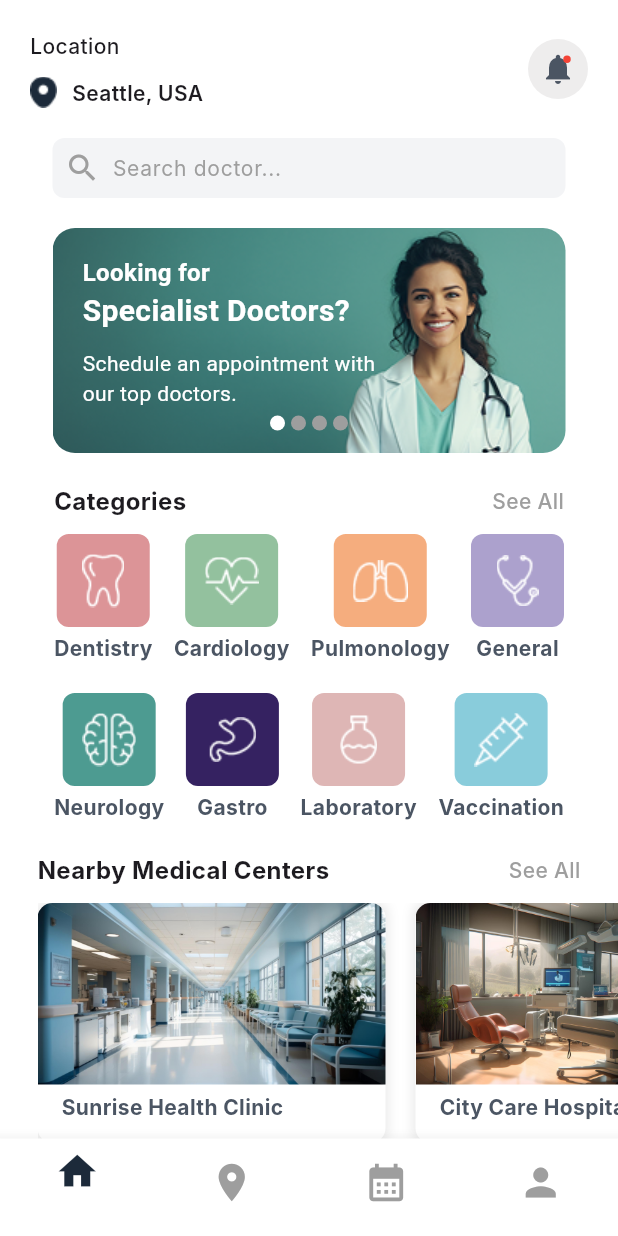
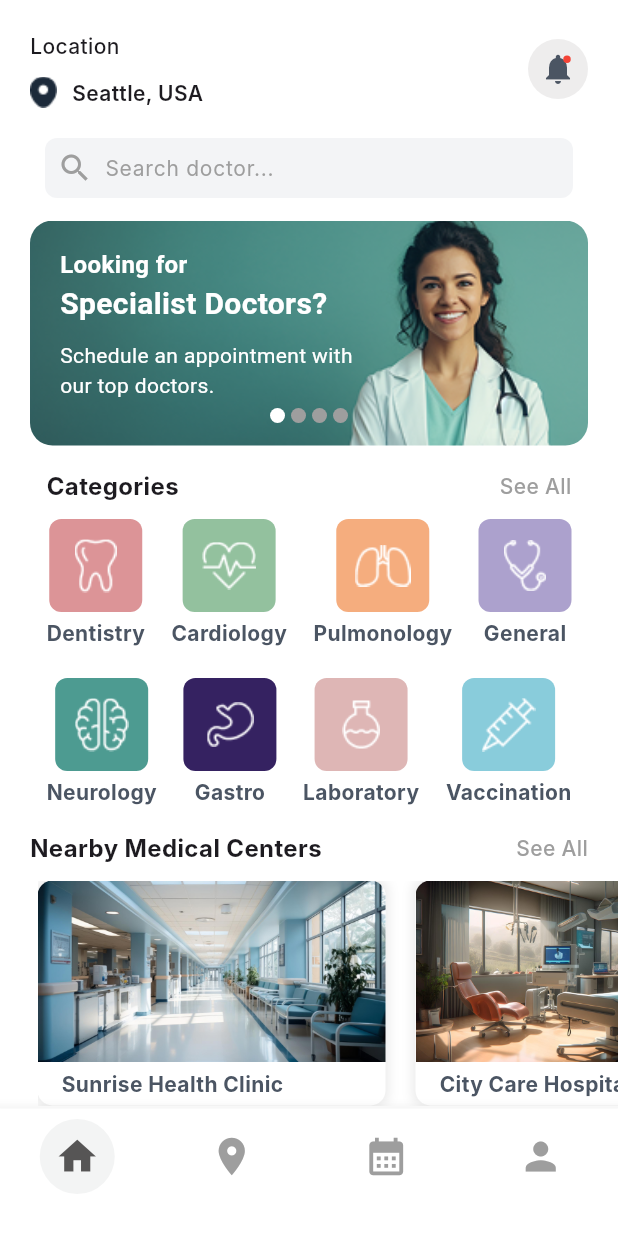
Before and after one commit to vsrooban/doctor-appointment-app, a Flutter app: the screen it shows after launch, after a tap on "Next", after a tap on "SIGN IN", on a phone screen of 412 x 824 dp. Run offline on Flutter 3.47's test engine with Material 3 defaults, Android fonts, the phone set to English and light mode, and no system bars; drawn by our look-alikes of flutter_image_slideshow; our stand-ins replace carousel_slider; Roboto replaces fonts that are missing (Inter).

Commit message:
changed the errors

```diff
--- a/lib/screen/home/home_content.dart
+++ b/lib/screen/home/home_content.dart
@@ -44,13 +44,13 @@ class _HomeContentState extends State<HomeContent> {
                 ],
               ),
               CircleAvatar(
-                backgroundColor: const Color.fromARGB(255, 238, 237, 237),
+                backgroundColor: const Color(0xFFEEEDED),
                 child: Stack(
                   children: [
                     InkWell(
                       hoverColor: Colors.transparent,
                       onTap: () {
-                        Navigator.pushReplacement(context, MaterialPageRoute(builder: (context)=>NotificationScreen()));
+                        Navigator.push(context, MaterialPageRoute(builder: (context)=>NotificationScreen()));
                       },
                       child: const Icon(
                         size: 24,
@@ -80,7 +80,7 @@ class _HomeContentState extends State<HomeContent> {
         ),
         SizedBox(
           height: 40,
-          width: 342,
+          width: 352,
           child: SearchBar(
             onTap: () {
               Navigator.pushReplacement(context, MaterialPageRoute(builder: (context)=>AllDoctorsPage()));
@@ -103,12 +103,14 @@ class _HomeContentState extends State<HomeContent> {
             leading: Icon(Icons.search, color: Colors.grey),
           ),
         ),
-        SizedBox(height: 20),
+        SizedBox(height: 15),
         HomeScreenSliderWidget(),
-        SizedBox(height: 20),
+        SizedBox(height: 15),
         HomeScreenCategoriesWidget(),
-        SizedBox(height: 20),
+        SizedBox(height: 15),
         NearbyClinicsWidget(),
+         SizedBox(height: 15),
+
 
       ],
     );
--- a/lib/screen/home/home_screen.dart
+++ b/lib/screen/home/home_screen.dart
@@ -10,6 +10,22 @@ class HomeScreen extends StatefulWidget {
 }
 
 class _HomeScreenState extends State<HomeScreen> {
+  Widget _buildNavItem(IconData icon, int index) {
+    bool isSelected = _selectedIndex == index;
+    return Container(
+      padding: EdgeInsets.all(10),
+      decoration: BoxDecoration(
+        shape: BoxShape.circle,
+        color: isSelected ? Color.fromARGB(255, 243, 244, 244) : Colors.transparent,
+      ),
+      child: Icon(
+        icon,
+        size: 30,
+        color: isSelected ? const Color.fromARGB(255, 86, 85, 85) : Colors.grey,
+      ),
+    );
+  }
+
   int _selectedIndex = 0; // Track the selected tab index
 
   // List of screens to switch between
@@ -30,30 +46,30 @@ class _HomeScreenState extends State<HomeScreen> {
   Widget build(BuildContext context) {
     return Scaffold(
       backgroundColor: Colors.white,
-      body: _screens[_selectedIndex], // Display the selected screen
+      body: _screens[_selectedIndex],
       bottomNavigationBar: BottomNavigationBar(
         backgroundColor: Colors.white,
         currentIndex: _selectedIndex,
         onTap: _onItemTapped,
-        selectedItemColor: Color(0xFF1C2A3A), // Active icon color
-        unselectedItemColor: Colors.grey, // Inactive icon color
-        showUnselectedLabels: false,
-        type: BottomNavigationBarType.fixed, // Prevent shifting effect
-        items: const [
+        selectedItemColor: Colors.white,
+        unselectedItemColor: Colors.grey,
+        showUnselectedLabels: true,
+        type: BottomNavigationBarType.fixed,
+        items: [
           BottomNavigationBarItem(
-            icon: Icon(Icons.home, size: 30),
+            icon: _buildNavItem(Icons.home, 0),
             label: "",
           ),
           BottomNavigationBarItem(
-            icon: Icon(Icons.location_on, size: 30),
+            icon: _buildNavItem(Icons.location_on, 1),
             label: "",
           ),
           BottomNavigationBarItem(
-            icon: Icon(Icons.calendar_month, size: 30),
+            icon: _buildNavItem(Icons.calendar_month, 2),
             label: "",
           ),
           BottomNavigationBarItem(
-            icon: Icon(Icons.person, size: 30),
+            icon: _buildNavItem(Icons.person, 3),
             label: "",
           ),
         ],
@@ -61,10 +77,6 @@ class _HomeScreenState extends State<HomeScreen> {
     );
   }
 }
-
-
-
-
 
 // Map Page as a StatefulWidget
 class MapPage extends StatefulWidget {
--- a/lib/screen/login/welcome_screen.dart
+++ b/lib/screen/login/welcome_screen.dart
@@ -113,7 +113,8 @@ class _WelcomeScreenState extends State<WelcomeScreen> {
 
   @override
   Widget build(BuildContext context) {
-    return Scaffold(
+    return SafeArea(
+      child: Scaffold(
         backgroundColor: Colors.white,
         body: Column(
           children: [
@@ -161,6 +162,7 @@ class _WelcomeScreenState extends State<WelcomeScreen> {
             ),
           ],
         ),
+      ),
     );
   }
 }
--- a/lib/widget/home_screen_categories_widget.dart
+++ b/lib/widget/home_screen_categories_widget.dart
@@ -7,7 +7,7 @@ class HomeScreenCategoriesWidget extends StatelessWidget {
   @override
   Widget build(BuildContext context) {
     return Container(
-      padding: const EdgeInsets.symmetric(horizontal: 25),
+      padding: const EdgeInsets.symmetric(horizontal: 20),
       height: 226,
       width: 390,
       child: Column(
--- a/lib/widget/home_screen_slider_widget.dart
+++ b/lib/widget/home_screen_slider_widget.dart
@@ -3,7 +3,7 @@ import 'package:flutter_image_slideshow/flutter_image_slideshow.dart';
 
 class HomeScreenSliderWidget extends StatefulWidget {
   @override
-  _HomeScreenSliderWidgetState createState() => _HomeScreenSliderWidgetState();
+  _HomeScreenSliderWidgetState createState() =>   _HomeScreenSliderWidgetState();
 }
 
 class _HomeScreenSliderWidgetState extends State<HomeScreenSliderWidget> {
@@ -43,9 +43,9 @@ class _HomeScreenSliderWidgetState extends State<HomeScreenSliderWidget> {
   }) {
     return Container(
       alignment: Alignment.center,
-      margin: EdgeInsets.symmetric(horizontal: 18),
+      margin: EdgeInsets.symmetric(horizontal: 20),
       height: 163,
-      width: 342,
+      width: 382,
       decoration: BoxDecoration(
 
         borderRadius: BorderRadius.all(Radius.circular(15)),
@@ -60,7 +60,7 @@ class _HomeScreenSliderWidgetState extends State<HomeScreenSliderWidget> {
               imagePath,
               fit: BoxFit.cover,
               height: 163,
-              width: 342,
+              width: 382,
             ),
           ),
           // Overlay Text
--- a/lib/widget/nearby_clinics_widget.dart
+++ b/lib/widget/nearby_clinics_widget.dart
@@ -22,7 +22,7 @@ class _NearbyClinicsWidgetState extends State<NearbyClinicsWidget> {
         crossAxisAlignment: CrossAxisAlignment.start,
         children: [
           Padding(
-            padding: const EdgeInsets.symmetric(horizontal: 25),
+            padding: const EdgeInsets.symmetric(horizontal: 20),
             child: Row(
               mainAxisAlignment: MainAxisAlignment.spaceBetween,
               children: [
@@ -42,7 +42,7 @@ class _NearbyClinicsWidgetState extends State<NearbyClinicsWidget> {
             padding: const EdgeInsets.only(left: 25,),
 
             child: SizedBox(
-              height: 160, // Adjusted height for scrolling
+              height: 150, // Adjusted height for scrolling
               child: ListView.builder(
                 scrollDirection: Axis.horizontal,
                 itemCount: clinics.length,
```
Lines whose indentation alone changed are shown as unchanged.
